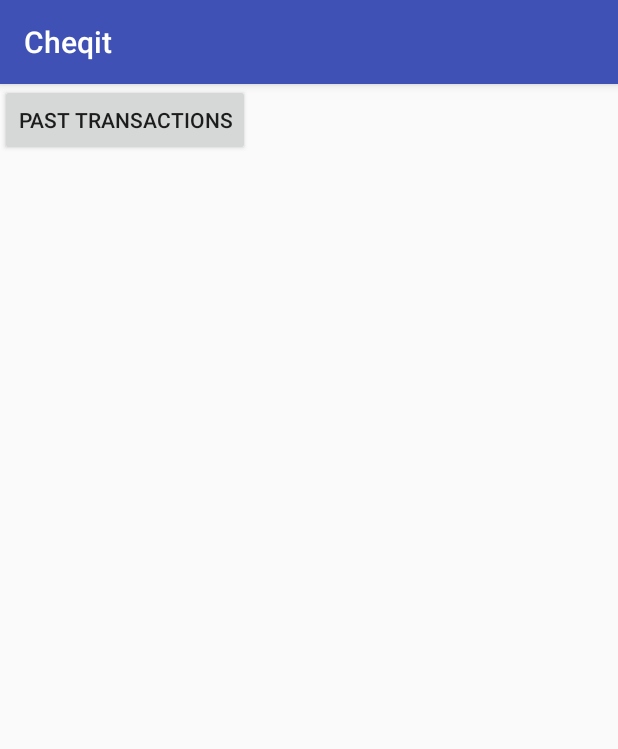
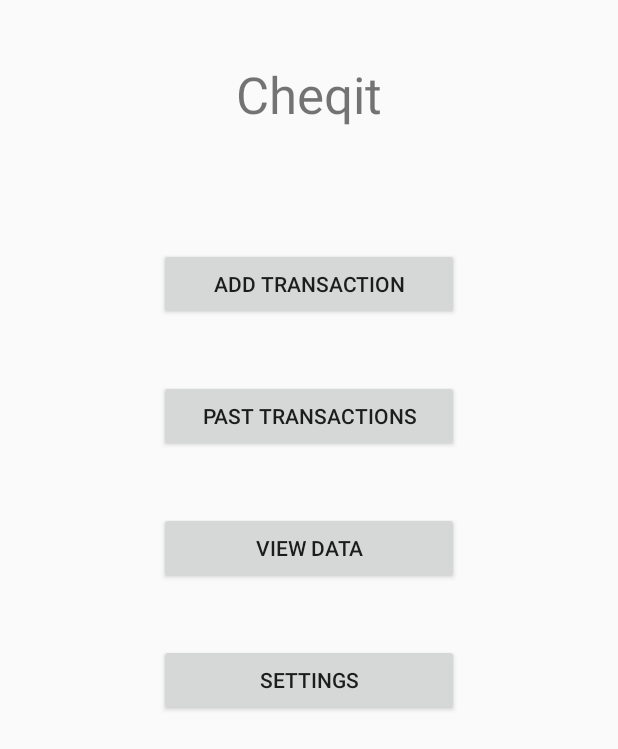
Before and after one commit to anantkes19/cheqit, an Android app: the screen it shows after launch (HomeActivity), on a phone screen of 412 x 824 dp. Shown: the top 749 px of the screen. Run offline under Robolectric (Android 15) with nearby library versions, the phone set to English and light mode, and no system bars.

Commit message:
Refactored JSON data, made it private to app only, added adding transactions

```diff
--- a/app/src/main/AndroidManifest.xml
+++ b/app/src/main/AndroidManifest.xml
@@ -3,6 +3,7 @@
     package="devops.colby.cheqit">
 
     <application
+        android:name=".JsonHandler"
         android:allowBackup="true"
         android:icon="@mipmap/ic_launcher"
         android:label="@string/app_name"
@@ -19,7 +20,7 @@
             </intent-filter>
         </activity>
         <activity android:name=".HistoryActivity" />
-        <activity android:name=".MainActivity"></activity>
+        <activity android:name=".AddActivity"></activity>
     </application>
 
 </manifest>
--- a/app/src/main/java/devops/colby/cheqit/HistoryActivity.java
+++ b/app/src/main/java/devops/colby/cheqit/HistoryActivity.java
@@ -14,9 +14,13 @@ public class HistoryActivity extends AppCompatActivity {
         super.onCreate(savedInstanceState);
         setContentView(R.layout.activity_history);
 
+        JsonHandler handler = (JsonHandler)getApplication();
+        ArrayList<Transaction> transactionList = handler.getTransactions("history.json", "history", this);
+
         pastTransactions = (ListView) findViewById(R.id.past_transactions_list_view);
 
-        final ArrayList<Transaction> transactionList = Transaction.getTransactionsFromJSON("history.json", this);
+
+
         TransactionAdapter adapter = new TransactionAdapter(this, transactionList);
         pastTransactions.setAdapter(adapter);
     }
--- a/app/src/main/java/devops/colby/cheqit/HomeActivity.java
+++ b/app/src/main/java/devops/colby/cheqit/HomeActivity.java
@@ -8,6 +8,8 @@ import android.view.View;
 import android.widget.Button;
 import android.widget.TextView;
 
+import java.util.ArrayList;
+
 
 public class HomeActivity extends AppCompatActivity {
 
@@ -17,11 +19,21 @@ public class HomeActivity extends AppCompatActivity {
     protected void onCreate(Bundle savedInstanceState) {
         super.onCreate(savedInstanceState);
         setContentView(R.layout.activity_home);
-        final TextView mTextMessage = findViewById(R.id.title);
-        final Button button = findViewById(R.id.button_id);
-        button.setOnClickListener(new View.OnClickListener() {
+
+        final Button historyButton = findViewById(R.id.button_history);
+
+        historyButton.setOnClickListener(new View.OnClickListener() {
             public void onClick(View v) {
                 Intent detailIntent = new Intent(context,HistoryActivity.class);
+                startActivity(detailIntent);
+            }
+        });
+
+        final Button addButton = findViewById(R.id.button_add);
+
+        addButton.setOnClickListener(new View.OnClickListener() {
+            public void onClick(View v) {
+                Intent detailIntent = new Intent(context,AddActivity.class);
                 startActivity(detailIntent);
             }
         });
--- a/app/src/main/res/layout/activity_home.xml
+++ b/app/src/main/res/layout/activity_home.xml
@@ -5,14 +5,51 @@
     android:layout_width="match_parent"
     android:layout_height="match_parent"
     tools:context="devops.colby.cheqit.HomeActivity">
+    <RelativeLayout android:id="@+id/RelativeLayout01"
+        android:layout_width="fill_parent"
+        android:layout_height="fill_parent"
+        xmlns:android="http://schemas.android.com/apk/res/android">
 
     <TextView
-        android:id="@+id/app_name"
-        android:layout_width="match_parent"
-        android:layout_height="match_parent" />
+        android:id="@+id/app_id"
+        android:layout_width="wrap_content"
+        android:layout_height="wrap_content"
+        android:layout_centerInParent="true"
+        android:layout_alignParentTop="true"
+        android:layout_marginTop="40dp"
+        android:textSize="34sp"
+        android:text="@string/app_name"/>
     <Button
-        android:id="@+id/button_id"
+        android:id="@+id/button_add"
         android:layout_height="wrap_content"
-        android:layout_width="wrap_content"
+        android:layout_width="200dp"
+        android:layout_centerInParent="true"
+        android:layout_marginTop="80dp"
+        android:layout_below="@+id/app_id"
+        android:text="@string/title_add" />
+    <Button
+        android:id="@+id/button_history"
+        android:layout_height="wrap_content"
+        android:layout_width="200dp"
+        android:layout_centerInParent="true"
+        android:layout_marginTop="40dp"
+        android:layout_below="@+id/button_add"
         android:text="@string/title_history" />
+    <Button
+        android:id="@+id/button_data"
+        android:layout_height="wrap_content"
+        android:layout_width="200dp"
+        android:layout_centerInParent="true"
+        android:layout_marginTop="40dp"
+        android:layout_below="@+id/button_history"
+        android:text="@string/title_data" />
+    <Button
+        android:id="@+id/button_settings"
+        android:layout_height="wrap_content"
+        android:layout_width="200dp"
+        android:layout_centerInParent="true"
+        android:layout_marginTop="40dp"
+        android:layout_below="@+id/button_data"
+        android:text="@string/title_settings" />
+    </RelativeLayout>
 </android.support.constraint.ConstraintLayout>
--- a/app/src/main/res/values/colors.xml
+++ b/app/src/main/res/values/colors.xml
@@ -1,6 +1,6 @@
 <?xml version="1.0" encoding="utf-8"?>
 <resources>
-    <color name="colorPrimary">#3F51B5</color>
-    <color name="colorPrimaryDark">#303F9F</color>
-    <color name="colorAccent">#FF4081</color>
+    <color name="colorPrimary">#3E92CC</color>
+    <color name="colorPrimaryDark">#3E92CC</color>
+    <color name="colorAccent">#3E92CC</color>
 </resources>
--- a/app/src/main/res/values/strings.xml
+++ b/app/src/main/res/values/strings.xml
@@ -1,7 +1,14 @@
 <resources>
     <string name="app_name">Cheqit</string>
-    <string name="title_home">Home</string>
+    <string name="title_add">Add Transaction</string>
     <string name="title_history">Past Transactions</string>
     <string name="title_settings">Settings</string>
+    <string name="title_data">View Data</string>
+    <string name="add_name">Name of Transaction</string>
+    <string name="add_submit">Submit Transaction</string>
+    <string name="add_amount">Amount</string>
+    <string name="add_time">Time</string>
+    <string name="add_comment">Additional Info</string>
+
 
 </resources>
--- a/app/src/main/res/values/styles.xml
+++ b/app/src/main/res/values/styles.xml
@@ -1,7 +1,7 @@
 <resources>
 
     <!-- Base application theme. -->
-    <style name="AppTheme" parent="Theme.AppCompat.Light.DarkActionBar">
+    <style name="AppTheme" parent="Theme.AppCompat.Light.NoActionBar">
         <!-- Customize your theme here. -->
         <item name="colorPrimary">@color/colorPrimary</item>
         <item name="colorPrimaryDark">@color/colorPrimaryDark</item>
```
Also changed, not shown: app/src/main/java/devops/colby/cheqit/AddActivity.java (added, +45 -0 lines), app/src/main/java/devops/colby/cheqit/JsonHandler.java (added, +83 -0 lines), app/src/main/java/devops/colby/cheqit/Transaction.java (+16 -45 lines), app/src/main/res/layout/activity_add.xml (added, +59 -0 lines), app/src/main/res/menu/navigation.xml (deleted, +0 -19 lines).
